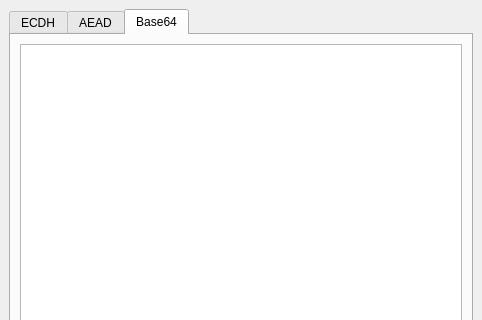
First picture: the form in hxcrypto/crypto.ui, repository v3aqb/hxcrypto, before the edit; both pictures show x 0 to 482 and y 0 to 320 of the 482 by 477 pixel window.
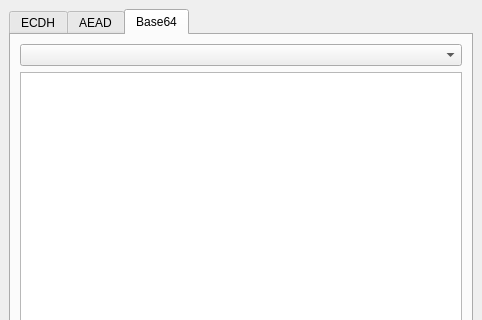
Second picture: the form after the edit. The open tabs and pages were chosen to show the change.

Commit message: extend base64

```diff
--- a/hxcrypto/crypto.ui
+++ b/hxcrypto/crypto.ui
@@ -205,6 +205,9 @@
         <string>Base64</string>
        </attribute>
        <layout class="QVBoxLayout" name="verticalLayout_5">
+        <item>
+         <widget class="QComboBox" name="b64comboBox"/>
+        </item>
         <item>
          <widget class="QPlainTextEdit" name="b64TextEdit"/>
         </item>
```
Left out of the diff: 2 changed lines with no effect on the pictures. The commit also changes 2 other files.
